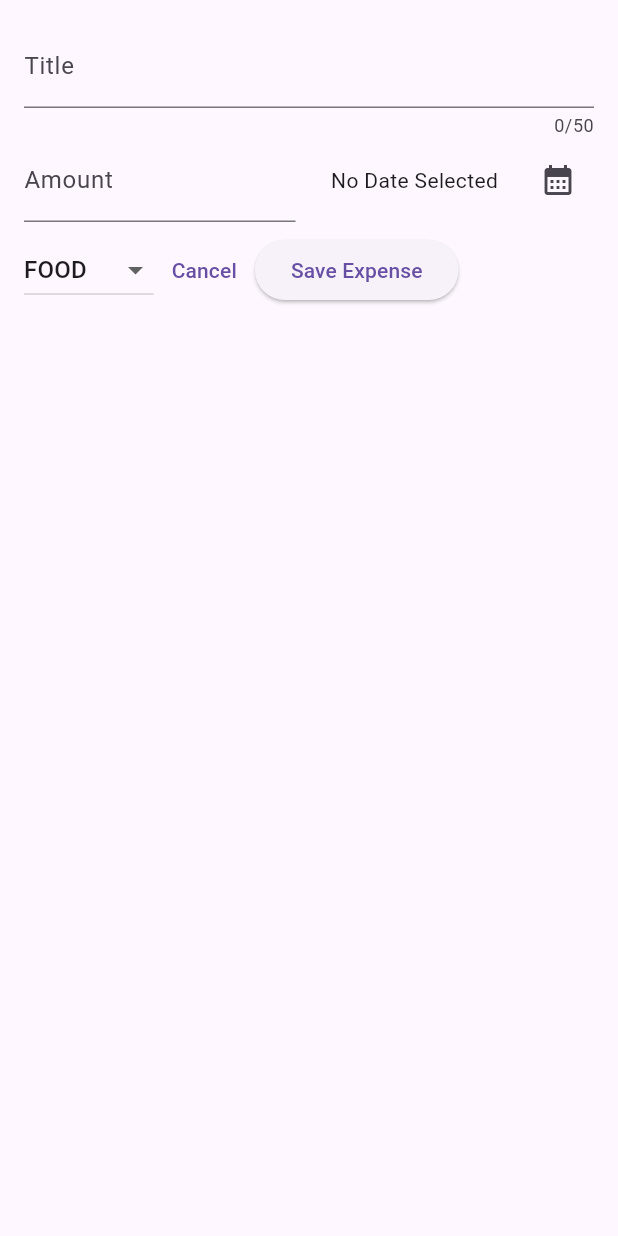
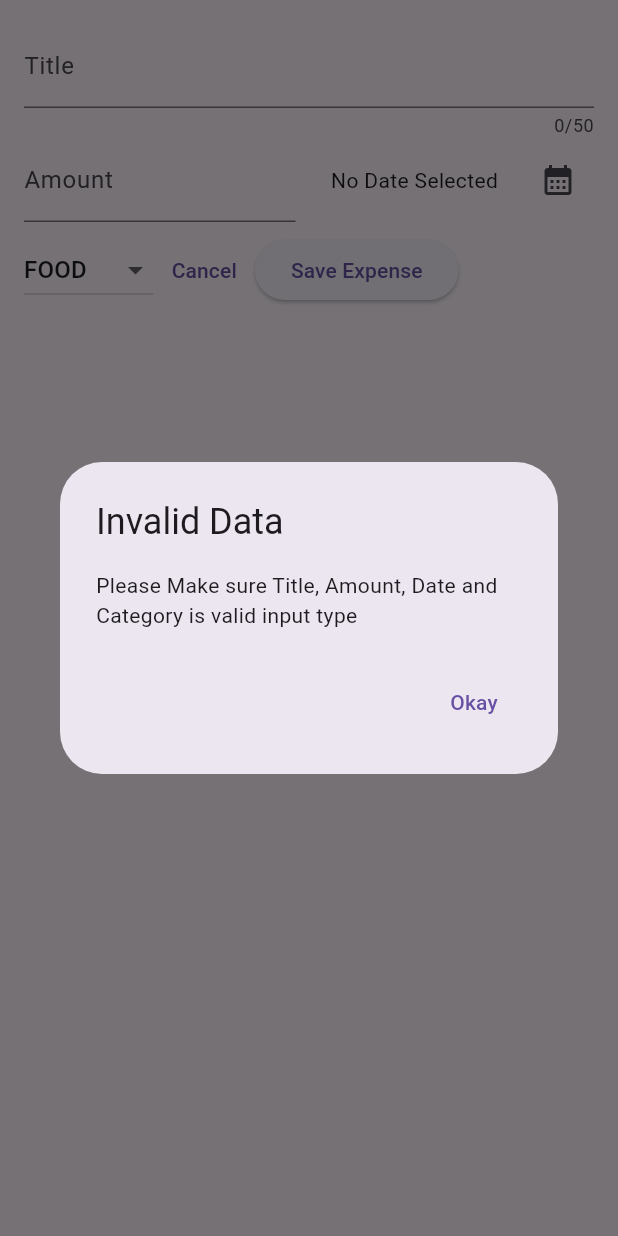
Before and after one commit to gxtanvir/daily_expense, a Flutter app: the NewExpense widget shown alone on an empty page, opened directly, after a tap on "Save Expense", on a phone screen of 412 x 824 dp. Run offline on Flutter 3.47's test engine with Material 2 defaults, Android fonts, the phone set to English and light mode, and no system bars.

Commit message:
Input Validation

```diff
--- a/lib/Widget/expenses_list/new_expense.dart
+++ b/lib/Widget/expenses_list/new_expense.dart
@@ -41,6 +41,32 @@ class _NewExpenseState extends State<NewExpense> {
     setState(() {
       selectedDate = _pickedDate;
     });
+  }
+
+  void _submitExpenseData() {
+    final enteredAmmount = double.tryParse(_amountController.text);
+    final isAmountInvalid = enteredAmmount == null || enteredAmmount <= 0;
+    if (_titleController.text.trim().isEmpty ||
+        isAmountInvalid ||
+        selectedDate == null) {
+      showDialog(
+        context: context,
+        builder: (ctx) => AlertDialog(
+          title: const Text('Invalid Data'),
+          content: const Text(
+            'Please Make sure Title, Amount, Date and Category is valid input type',
+          ),
+          actions: [
+            TextButton(
+              onPressed: () {
+                Navigator.pop(ctx);
+              },
+              child: const Text('Okay'),
+            ),
+          ],
+        ),
+      );
+    }
   }
 
   @override
@@ -123,8 +149,7 @@ class _NewExpenseState extends State<NewExpense> {
               ),
               ElevatedButton(
                 onPressed: () {
-                  print(_titleController.text);
-                  print(_amountController.text);
+                  _submitExpenseData();
                 },
                 child: const Text('Save Expense'),
               ),
```
